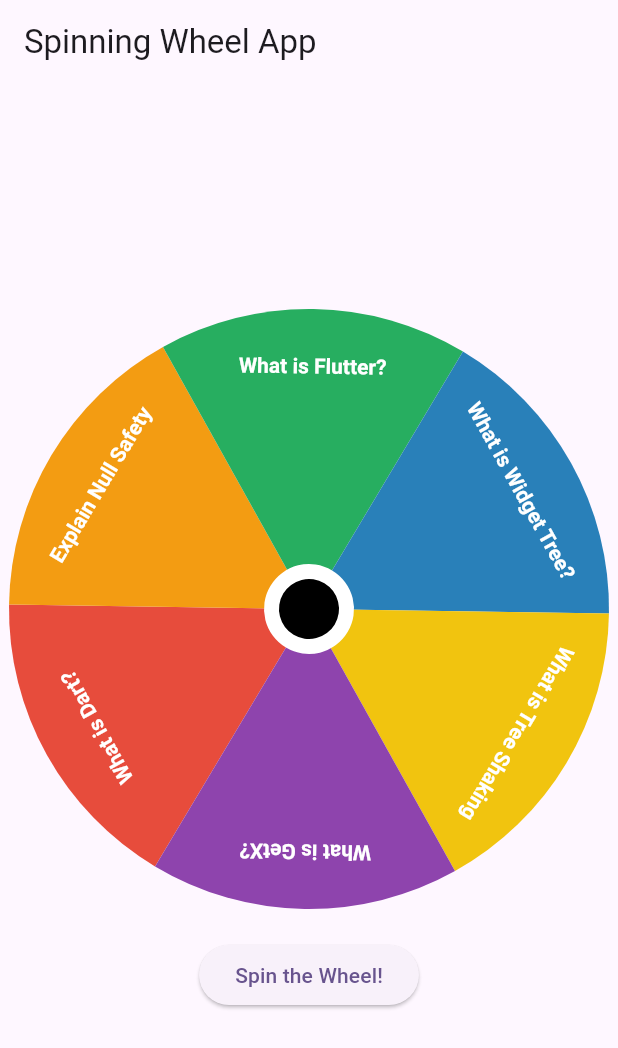
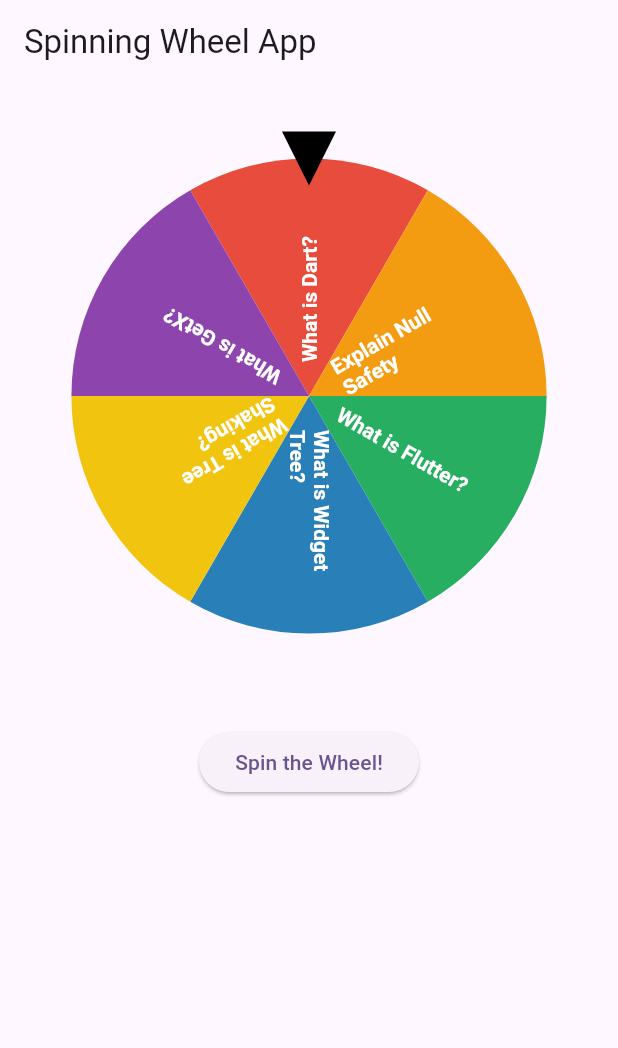
Before and after one commit to suyashR007/spin_wheel, a Flutter app: the screen it shows after launch, after a tap on "Spin the Wheel!", on a phone screen of 412 x 824 dp. Shown: the top 1048 px of the screen. Run offline on Flutter 3.47's test engine with Material 3 defaults, Android fonts, the phone set to English and light mode, and no system bars; drawn by our look-alikes of flutter_fortune_wheel.

Commit message:
Spin wheel Code Updated

```diff
--- /dev/null
+++ b/lib/constants/list.dart
@@ -0,0 +1,19 @@
+import 'package:flutter/material.dart';
+
+const List<String> questions = [
+  'What is Dart?',
+  'Explain Null Safety',
+  'What is Flutter?',
+  'What is Widget Tree?',
+  'What is Tree Shaking?',
+  'What is GetX?',
+];
+
+List<Color> segmentColors = const [
+  Color(0xFFE74C3C), // Red
+  Color(0xFFF39C12), // Orange
+  Color(0xFF27AE60), // Green
+  Color(0xFF2980B9), // Blue
+  Color(0xFFF1C40F), // Yellow
+  Color(0xFF8E44AD), // Purple
+];
--- a/lib/main.dart
+++ b/lib/main.dart
@@ -1,7 +1,8 @@
 import 'package:flutter/material.dart';
-import 'package:spin_wheel/screens/spin_wheel.dart';
+import 'package:spin_wheel/screens/home.dart';
 
 void main() {
+  WidgetsFlutterBinding.ensureInitialized();
   runApp(const MyApp());
 }
 
@@ -10,26 +11,13 @@
 
   @override
   Widget build(BuildContext context) {
-    const List<String> questions = [
-      'What is Dart?',
-      'Explain Null Safety',
-      'What is Flutter?',
-      'What is Widget Tree?',
-      'What is Tree Shaking',
-      'What is GetX?',
-    ];
-
     return MaterialApp(
-        title: 'Flutter Demo',
-        theme: ThemeData(
-          colorScheme: ColorScheme.fromSeed(seedColor: Colors.deepPurple),
-          useMaterial3: true,
-        ),
-        home: Scaffold(
-          appBar: AppBar(
-            title: const Text('Spinning Wheel App'),
-          ),
-          body: const SpinningWheel(questions: questions),
-        ));
+      title: 'Spinning App',
+      theme: ThemeData(
+        colorScheme: ColorScheme.fromSeed(seedColor: Colors.deepPurple),
+        useMaterial3: true,
+      ),
+      home: const HomeScreen(),
+    );
   }
 }
--- /dev/null
+++ b/lib/screens/home.dart
@@ -0,0 +1,21 @@
+import 'package:flutter/material.dart';
+import 'package:spin_wheel/screens/spinning_wheel.dart';
+
+class HomeScreen extends StatefulWidget {
+  const HomeScreen({super.key});
+
+  @override
+  State<HomeScreen> createState() => _HomeScreenState();
+}
+
+class _HomeScreenState extends State<HomeScreen> {
+  @override
+  Widget build(BuildContext context) {
+    return Scaffold(
+      appBar: AppBar(
+        title: const Text('Spinning Wheel App'),
+      ),
+      body: const SpinningWheel(),
+    );
+  }
+}
--- a/lib/screens/spin_wheel.dart
+++ /dev/null
@@ -1,100 +0,0 @@
-import 'dart:math';
-import 'package:flutter/material.dart';
-import 'package:spin_wheel/screens/spinning_wheel_widget.dart';
-import 'package:vector_math/vector_math_64.dart' as math;
-
-class SpinningWheel extends StatefulWidget {
-  final List<String> questions;
-
-  const SpinningWheel({super.key, required this.questions});
-
-  @override
-  State<SpinningWheel> createState() => _SpinningWheelState();
-}
-
-class _SpinningWheelState extends State<SpinningWheel>
-    with SingleTickerProviderStateMixin {
-  late AnimationController _controller;
-  late Animation<double> _animation;
-  final Random _random = Random();
-  double _angle = 0;
-
-  @override
-  void initState() {
-    super.initState();
-    _controller = AnimationController(
-      duration: const Duration(seconds: 5),
-      vsync: this,
-    );
-
-    _animation = Tween<double>(begin: 0, end: 1)
-        .animate(CurvedAnimation(parent: _controller, curve: Curves.easeOut))
-      ..addListener(() {
-        setState(() {
-          _angle = _animation.value * 2 * pi;
-        });
-      })
-      ..addStatusListener((status) {
-        if (status == AnimationStatus.completed) {
-          _controller.reset();
-          _showSelectedQuestion();
-        }
-      });
-  }
-
-  void _spinWheel() {
-    _controller.forward(from: 0.0);
-  }
-
-  void _showSelectedQuestion() {
-    int index = (_angle ~/ (2 * pi / widget.questions.length)) %
-        widget.questions.length;
-    showDialog(
-      context: context,
-      builder: (_) => AlertDialog(
-        title: const Text("Selected Question"),
-        content: Text(widget.questions[index]),
-        actions: <Widget>[
-          TextButton(
-            child: const Text('OK'),
-            onPressed: () {
-              Navigator.of(context).pop();
-            },
-          ),
-        ],
-      ),
-    );
-  }
-
-  @override
-  Widget build(BuildContext context) {
-    return Center(
-      child: Column(
-        mainAxisAlignment: MainAxisAlignment.center,
-        children: [
-          Transform.rotate(
-            angle: _angle,
-            child: SizedBox(
-              height: 400,
-              width: 400,
-              child: CustomPaint(
-                painter: WheelPainter(widget.questions),
-              ),
-            ),
-          ),
-          const SizedBox(height: 20),
-          ElevatedButton(
-            onPressed: _spinWheel,
-            child: const Text('Spin the Wheel!'),
-          ),
-        ],
-      ),
-    );
-  }
-
-  @override
-  void dispose() {
-    _controller.dispose();
-    super.dispose();
-  }
-}
--- /dev/null
+++ b/lib/screens/spinning_wheel.dart
@@ -0,0 +1,103 @@
+import 'dart:async';
+import 'dart:math';
+
+import 'package:flutter/material.dart';
+import 'package:flutter_fortune_wheel/flutter_fortune_wheel.dart';
+import 'package:spin_wheel/constants/list.dart';
+
+class SpinningWheel extends StatefulWidget {
+  const SpinningWheel({super.key});
+
+  @override
+  State<SpinningWheel> createState() => _SpinningWheelState();
+}
+
+class _SpinningWheelState extends State<SpinningWheel> {
+  late final StreamController<int> selected;
+  int randomIndex = 0;
+
+  @override
+  void initState() {
+    super.initState();
+    selected = StreamController<int>();
+  }
+
+  @override
+  void dispose() {
+    selected.close();
+    super.dispose();
+  }
+
+  void _spinWheel() {
+    final random = Random();
+    randomIndex = random.nextInt(questions.length);
+    selected.add(randomIndex);
+  }
+
+  showSheet() async {
+    String questionAsk = questions[randomIndex];
+    showDialog(
+      context: context,
+      builder: (_) => AlertDialog(
+        title: const Text('Selected Question'),
+        content: Text(questionAsk),
+        actions: [
+          TextButton(
+            onPressed: () {
+              Navigator.of(context).pop();
+            },
+            child: const Text('OK'),
+          ),
+        ],
+      ),
+    );
+  }
+
+  @override
+  Widget build(BuildContext context) {
+    return Padding(
+      padding: const EdgeInsets.all(8.0),
+      child: Column(
+        children: [
+          SizedBox(
+            height: 400,
+            width: double.infinity,
+            child: FortuneWheel(
+              selected: selected.stream,
+              animateFirst: false,
+              hapticImpact: HapticImpact.medium,
+              onAnimationEnd: () => showSheet(),
+              items: [
+                for (int i = 0; i < questions.length; i++)
+                  FortuneItem(
+                    style: FortuneItemStyle(
+                        color: segmentColors[i], borderWidth: 0),
+                    child: Text(
+                      questions[i],
+                      style: const TextStyle(
+                        fontSize: 14,
+                        fontWeight: FontWeight.bold,
+                      ),
+                    ),
+                  )
+              ],
+              indicators: const <FortuneIndicator>[
+                FortuneIndicator(
+                  alignment: Alignment.topCenter,
+                  child: TriangleIndicator(
+                    color: Colors.black,
+                  ),
+                ),
+              ],
+            ),
+          ),
+          const SizedBox(height: 20),
+          ElevatedButton(
+            onPressed: _spinWheel,
+            child: const Text('Spin the Wheel!'),
+          ),
+        ],
+      ),
+    );
+  }
+}
--- a/lib/screens/spinning_wheel_widget.dart
+++ /dev/null
@@ -1,87 +0,0 @@
-import 'dart:math';
-
-import 'package:flutter/material.dart';
-
-class WheelPainter extends CustomPainter {
-  final List<String> questions;
-  final List<Color> segmentColors = const [
-    Color(0xFFE74C3C), // Red
-    Color(0xFFF39C12), // Orange
-    Color(0xFF27AE60), // Green
-    Color(0xFF2980B9), // Blue
-    Color(0xFFF1C40F), // Yellow
-    Color(0xFF8E44AD), // Purple
-    Color(0xFFE67E22), // Dark Orange
-    Color(0xFF1ABC9C), // Turquoise
-    Color(0xFF3498DB), // Light Blue
-    Color(0xFFD35400), // Dark Red
-  ];
-
-  WheelPainter(this.questions);
-
-  @override
-  void paint(Canvas canvas, Size size) {
-    final paint = Paint()
-      ..style = PaintingStyle.fill
-      ..strokeWidth = 4.0;
-
-    const textStyle = TextStyle(
-      color: Colors.white,
-      fontSize: 14,
-      fontWeight: FontWeight.bold,
-    );
-
-    final radius = size.width / 2;
-    final anglePerSegment = 2 * pi / questions.length;
-
-    for (int i = 0; i < questions.length; i++) {
-      final angle = i * anglePerSegment;
-      paint.color = segmentColors[i % segmentColors.length];
-
-      canvas.drawArc(
-        Rect.fromCircle(center: Offset(radius, radius), radius: radius),
-        angle,
-        anglePerSegment,
-        true,
-        paint,
-      );
-
-      canvas.save();
-      canvas.translate(radius, radius);
-      canvas.rotate(angle + anglePerSegment / 2);
-      canvas.rotate(pi / 2);
-
-      final textPainter = TextPainter(
-        text: TextSpan(text: questions[i], style: textStyle),
-        textAlign: TextAlign.center,
-        textDirection: TextDirection.ltr,
-        maxLines: 1,
-      );
-
-      textPainter.layout(
-        minWidth: 0,
-        maxWidth: radius * 0.8,
-      );
-
-      final textOffset = Offset(
-        -textPainter.width / 2,
-        -radius * 0.85,
-      );
-
-      textPainter.paint(canvas, textOffset);
-
-      canvas.restore();
-    }
-
-    paint.color = Colors.white;
-    canvas.drawCircle(Offset(radius, radius), 30, paint);
-
-    paint.color = Colors.black;
-    canvas.drawCircle(Offset(radius, radius), 20, paint);
-  }
-
-  @override
-  bool shouldRepaint(covariant CustomPainter oldDelegate) {
-    return true;
-  }
-}
--- a/pubspec.yaml
+++ b/pubspec.yaml
@@ -35,6 +35,7 @@
   # The following adds the Cupertino Icons font to your application.
   # Use with the CupertinoIcons class for iOS style icons.
   cupertino_icons: ^1.0.8
+  flutter_fortune_wheel: ^1.3.1
 
 dev_dependencies:
   flutter_test:
```
Also changed, not shown: pubspec.lock.
